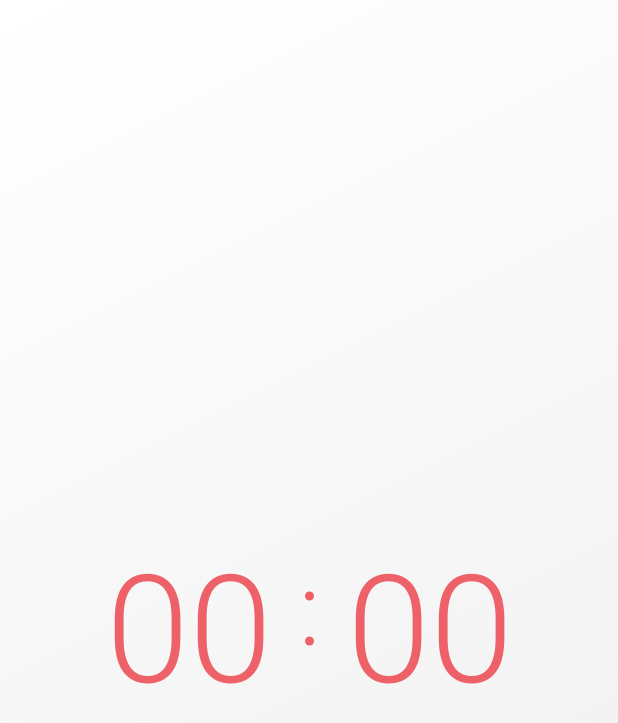
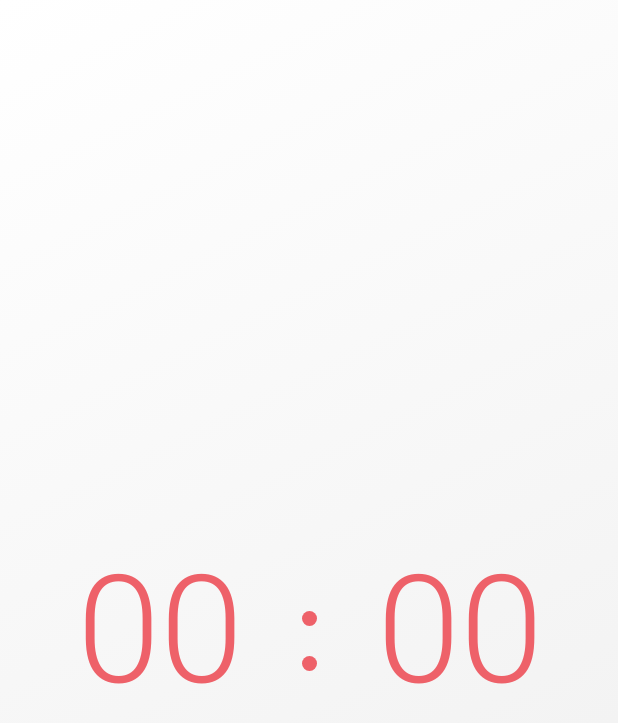
Before and after one commit to Artenes/compose-timer-app, an Android app built with Jetpack Compose: the main screen opened through its navigation route, on a phone screen of 412 x 824 dp. Shown: the top 723 px of the screen. Run offline under Robolectric (Android 15) with nearby library versions, the phone set to English and light mode, and no system bars; our stand-ins replace Dagger/Hilt's generated code, Timber; 1 statement that could not run was skipped.

Commit message:
Fix alignment for numbers

```diff
--- a/app/src/debug/res/values/strings.xml
+++ b/app/src/debug/res/values/strings.xml
@@ -15,5 +15,5 @@
   -->
 
 <resources>
-    <string name="app_name">Template app (debug)</string>
+    <string name="app_name">Timer app (debug)</string>
 </resources>
--- a/app/src/main/AndroidManifest.xml
+++ b/app/src/main/AndroidManifest.xml
@@ -25,7 +25,6 @@
             <intent-filter>
                 <action android:name="android.intent.action.MAIN" />
                 <category android:name="android.intent.category.LAUNCHER" />
-                <data android:scheme="https" android:host="timer.artenes.dev"/>
             </intent-filter>
         </activity>
         <service android:name="dev.artenes.template.app.samples.services.TimerService" android:foregroundServiceType="specialUse">
--- a/app/src/main/java/dev/artenes/template/app/features/TimerScreen.kt
+++ b/app/src/main/java/dev/artenes/template/app/features/TimerScreen.kt
@@ -9,6 +9,7 @@ import androidx.compose.foundation.layout.fillMaxSize
 import androidx.compose.foundation.layout.height
 import androidx.compose.foundation.layout.padding
 import androidx.compose.foundation.layout.size
+import androidx.compose.foundation.layout.width
 import androidx.compose.foundation.lazy.LazyColumn
 import androidx.compose.foundation.lazy.LazyRow
 import androidx.compose.foundation.lazy.rememberLazyListState
@@ -16,17 +17,22 @@ import androidx.compose.material3.MaterialTheme
 import androidx.compose.material3.Scaffold
 import androidx.compose.material3.Text
 import androidx.compose.runtime.Composable
+import androidx.compose.runtime.LaunchedEffect
 import androidx.compose.runtime.collectAsState
 import androidx.compose.runtime.getValue
+import androidx.compose.runtime.rememberCoroutineScope
+import androidx.compose.runtime.snapshotFlow
 import androidx.compose.ui.Alignment
 import androidx.compose.ui.Modifier
+import androidx.compose.ui.geometry.Offset
 import androidx.compose.ui.graphics.Brush
-import androidx.compose.ui.graphics.Color
 import androidx.compose.ui.text.font.FontWeight
 import androidx.compose.ui.unit.dp
 import androidx.compose.ui.unit.sp
 import androidx.hilt.navigation.compose.hiltViewModel
 import androidx.lifecycle.compose.LifecycleResumeEffect
+import kotlinx.coroutines.flow.distinctUntilChanged
+import kotlinx.coroutines.flow.filter
 import timber.log.Timber
 
 @Composable
@@ -49,6 +55,7 @@ fun TimerScreen(
 
     Scaffold { edges ->
 
+
         Box(
             modifier = Modifier
                 .padding(edges)
@@ -64,16 +71,10 @@ fun TimerScreen(
             contentAlignment = Alignment.Center
         ) {
 
-            LazyRow(
-                verticalAlignment = Alignment.CenterVertically,
-            ) {
+            LazyRow(verticalAlignment = Alignment.CenterVertically) {
 
                 item {
-                    Digit(maxInclusive = 5)
-                }
-
-                item {
-                    Digit(maxInclusive = 9)
+                    Digit(maxInclusive = 59)
                 }
 
                 item {
@@ -81,11 +82,7 @@ fun TimerScreen(
                 }
 
                 item {
-                    Digit(maxInclusive = 5)
-                }
-
-                item {
-                    Digit(maxInclusive = 9)
+                    Digit(maxInclusive = 59)
                 }
 
             }
@@ -101,25 +98,44 @@ fun TimerScreen(
 @Composable
 private fun Digit(maxInclusive: Int) {
 
+    val coroutineScope = rememberCoroutineScope()
     val listState = rememberLazyListState()
+
+    LaunchedEffect(listState) {
+        snapshotFlow { listState.isScrollInProgress }
+            .filter { !it }
+            .distinctUntilChanged()
+            .collect {
+                Timber.d("FINISHED")
+            }
+    }
 
     LazyColumn(
         modifier = Modifier.height(100.dp),
         state = listState,
         flingBehavior = rememberSnapFlingBehavior(lazyListState = listState),
     ) {
-        items((maxInclusive + 1)) {
 
+        items((maxInclusive + 1)) { number ->
+
+            Box(
+                modifier = Modifier
+                    .height(100.dp)
+                    .width(150.dp),
+                contentAlignment = Alignment.Center
+            ) {
                 Text(
                     color = MaterialTheme.colorScheme.primary,
-                text = it.toString(),
+                    text = String.format("%02d", number),
                     style = MaterialTheme.typography.titleLarge.copy(
                         fontSize = 100.sp,
                         fontWeight = FontWeight.Light
                     ),
                 )
+            }
 
         }
+
     }
 
 }
@@ -128,21 +144,21 @@ private fun Digit(maxInclusive: Int) {
 fun Colon() {
     val color = MaterialTheme.colorScheme.primary
     Canvas(modifier = Modifier.size(50.dp)) {
-        val radius = 3.dp.toPx()
+        val radius = 5.dp.toPx()
         val spacing = 30.dp.toPx()
         val centerX = size.width / 2
-        val centerY1 = size.height / 2 - spacing / 2
-        val centerY2 = size.height / 2 + spacing / 2
+        val centerY1 = (size.height / 2 + spacing / 2) - spacing / 2
+        val centerY2 = (size.height / 2 + spacing / 2) + spacing / 2
 
         drawCircle(
             color,
             radius,
-            center = androidx.compose.ui.geometry.Offset(centerX, centerY1)
+            center = Offset(centerX, centerY1)
         )
         drawCircle(
             color,
             radius,
-            center = androidx.compose.ui.geometry.Offset(centerX, centerY2)
+            center = Offset(centerX, centerY2)
         )
     }
 }
--- a/app/src/main/res/values/strings.xml
+++ b/app/src/main/res/values/strings.xml
@@ -15,7 +15,7 @@
   -->
 
 <resources>
-    <string name="app_name">Template app</string>
+    <string name="app_name">Timer app</string>
     <string name="timer_channel">Timer channel</string>
     <string name="to_display_counter">To display counter</string>
     <string name="loading">Loading...</string>
```
Lines whose indentation alone changed are shown as unchanged.
